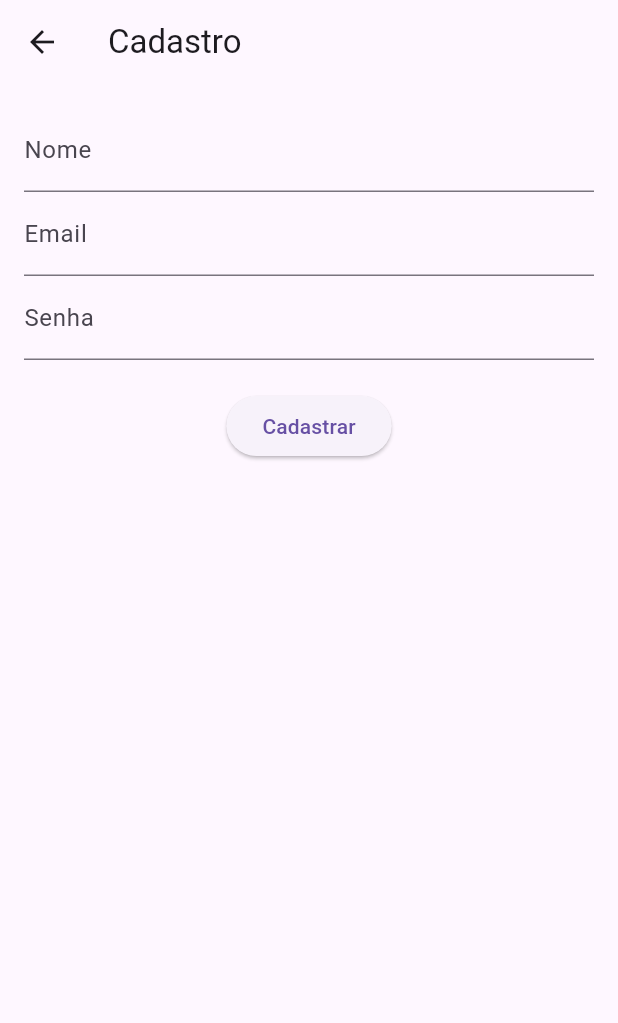
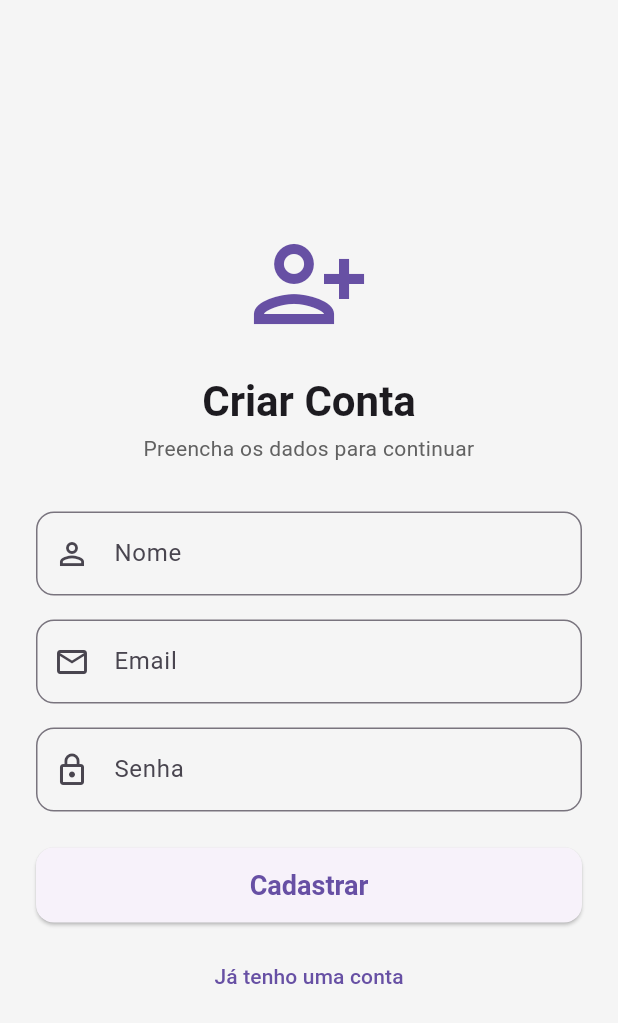
Before and after one commit to Kovokar/Otilio-Flutter, a Flutter app: the RegisterView screen opened by its route, on a phone screen of 412 x 824 dp. Shown: the top 1023 px of the screen. Run offline on Flutter 3.47's test engine with Material 3 defaults, Android fonts, the phone set to English and light mode, and no system bars; our stand-ins replace shared_preferences; accounts and stored records are empty.

Commit message:
feat: register view

```diff
--- a/lib/views/auth/register_view.dart
+++ b/lib/views/auth/register_view.dart
@@ -13,35 +13,105 @@ class _RegisterViewState extends State<RegisterView> {
 
   @override
   Widget build(BuildContext context) {
+    final theme = Theme.of(context);
+
     return Scaffold(
-      appBar: AppBar(title: Text('Cadastro')),
-      body: Padding(
-        padding: const EdgeInsets.all(16),
+      backgroundColor: Colors.grey[100],
+      body: Center(
+        child: SingleChildScrollView(
+          padding: const EdgeInsets.all(24),
           child: Column(
+            crossAxisAlignment: CrossAxisAlignment.stretch,
             children: [
+              Icon(Icons.person_add_alt_1_outlined,
+                  size: 80, color: theme.primaryColor),
+              const SizedBox(height: 20),
+
+              Text(
+                "Criar Conta",
+                textAlign: TextAlign.center,
+                style: theme.textTheme.headlineMedium?.copyWith(
+                  fontWeight: FontWeight.bold,
+                ),
+              ),
+              const SizedBox(height: 4),
+
+              Text(
+                "Preencha os dados para continuar",
+                textAlign: TextAlign.center,
+                style: TextStyle(color: Colors.grey[700]),
+              ),
+
+              const SizedBox(height: 32),
+
+              // Campo de nome
               TextField(
                 controller: _nameCtrl,
-              decoration: InputDecoration(labelText: 'Nome'),
+                decoration: InputDecoration(
+                  labelText: 'Nome',
+                  border: OutlineInputBorder(
+                    borderRadius: BorderRadius.circular(12),
                   ),
+                  prefixIcon: Icon(Icons.person_outline),
+                ),
+              ),
+              const SizedBox(height: 16),
+
+              // Campo de email
               TextField(
                 controller: _emailCtrl,
-              decoration: InputDecoration(labelText: 'Email'),
+                decoration: InputDecoration(
+                  labelText: 'Email',
+                  border: OutlineInputBorder(
+                    borderRadius: BorderRadius.circular(12),
                   ),
+                  prefixIcon: Icon(Icons.email_outlined),
+                ),
+              ),
+              const SizedBox(height: 16),
+
+              // Campo de senha
               TextField(
                 controller: _passCtrl,
-              decoration: InputDecoration(labelText: 'Senha'),
+                decoration: InputDecoration(
+                  labelText: 'Senha',
+                  border: OutlineInputBorder(
+                    borderRadius: BorderRadius.circular(12),
+                  ),
+                  prefixIcon: Icon(Icons.lock_outline),
+                ),
                 obscureText: true,
               ),
-            const SizedBox(height: 20),
-            ElevatedButton(
+
+              const SizedBox(height: 24),
+
+              // Botão cadastrar
+              SizedBox(
+                height: 50,
+                child: ElevatedButton(
+                  style: ElevatedButton.styleFrom(
+                    shape: RoundedRectangleBorder(
+                        borderRadius: BorderRadius.circular(12)),
+                    textStyle: const TextStyle(
+                        fontSize: 18, fontWeight: FontWeight.bold),
+                  ),
                   onPressed: () {
-                // Aqui futuramente chamaremos o controller:
-                // authController.register(...)
+                    // Aqui futuramente chamaremos o controller
                     Navigator.pushReplacementNamed(context, AppRoutes.home);
                   },
-              child: Text('Cadastrar'),
+                  child: const Text("Cadastrar"),
+                ),
+              ),
+
+              const SizedBox(height: 12),
+
+              // Botão voltar ao login
+              TextButton(
+                onPressed: () => Navigator.pop(context),
+                child: const Text("Já tenho uma conta"),
               ),
             ],
+          ),
         ),
       ),
     );
```
Lines whose indentation alone changed are shown as unchanged.
